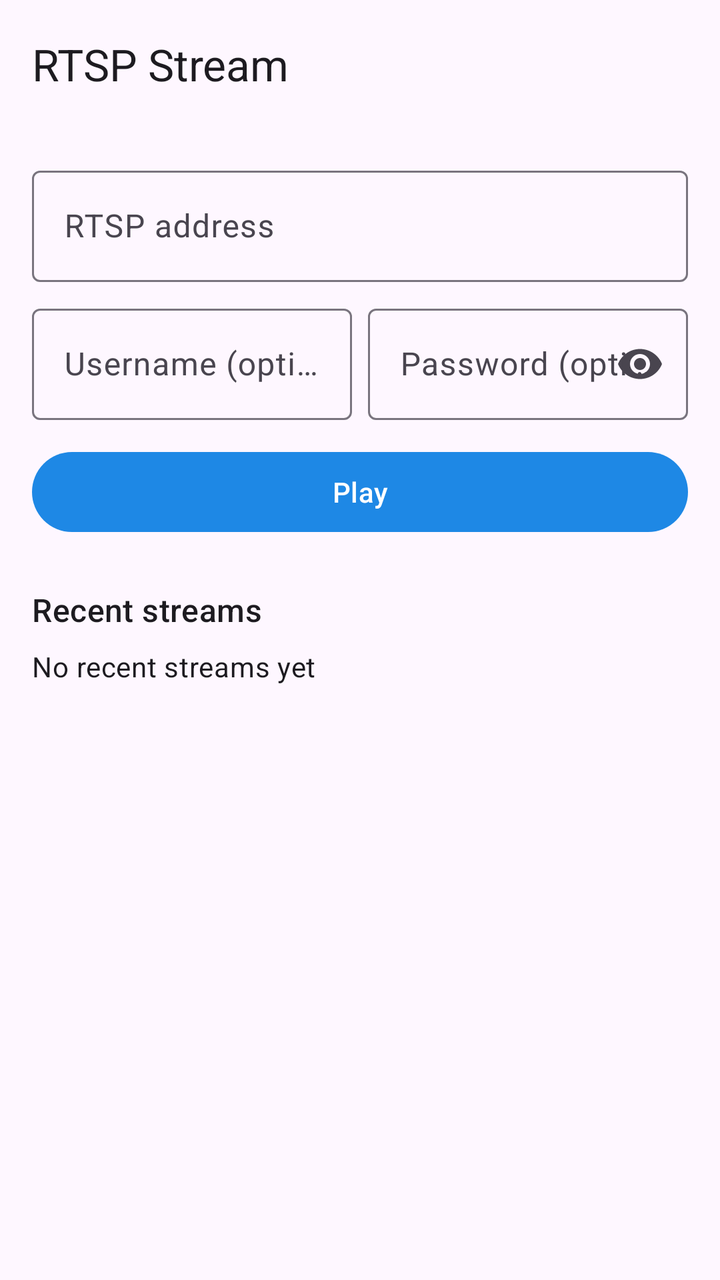
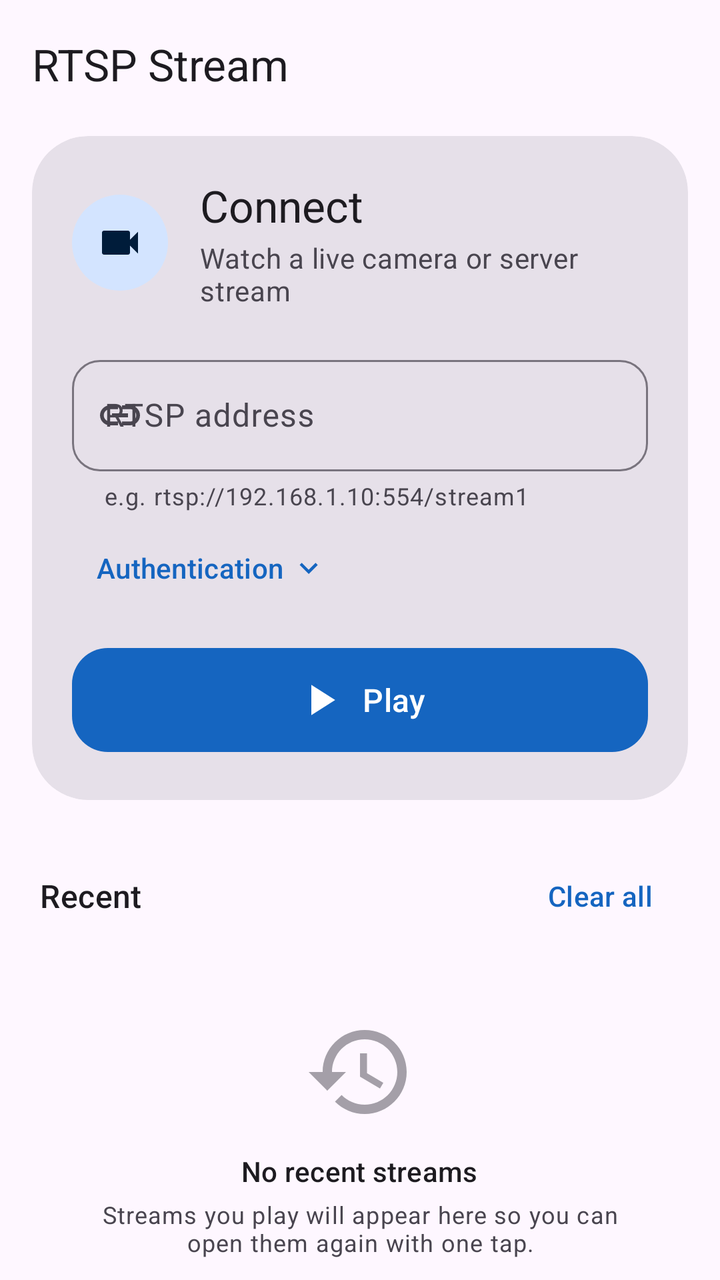

Before-and-after screenshots of an Android layout around one commit, followed by the original layout XML and the change that was made.
<!-- AndroidManifest.xml: application theme Theme.RtspStream -->
<!-- res/layout/activity_main.xml -->
<?xml version="1.0" encoding="utf-8"?>
<LinearLayout xmlns:android="http://schemas.android.com/apk/res/android"
    xmlns:app="http://schemas.android.com/apk/res-auto"
    android:id="@+id/root"
    android:layout_width="match_parent"
    android:layout_height="match_parent"
    android:orientation="vertical">

    <com.google.android.material.appbar.MaterialToolbar
        android:id="@+id/toolbar"
        android:layout_width="match_parent"
        android:layout_height="?attr/actionBarSize"
        app:title="@string/app_name" />

    <LinearLayout
        android:layout_width="match_parent"
        android:layout_height="0dp"
        android:layout_weight="1"
        android:orientation="vertical"
        android:padding="16dp">


    <com.google.android.material.textfield.TextInputLayout
        android:id="@+id/urlLayout"
        style="@style/Widget.Material3.TextInputLayout.OutlinedBox"
        android:layout_width="match_parent"
        android:layout_height="wrap_content"
        android:hint="@string/rtsp_url"
        app:endIconMode="clear_text"
        app:placeholderText="@string/rtsp_url_hint">

        <com.google.android.material.textfield.TextInputEditText
            android:id="@+id/urlInput"
            android:layout_width="match_parent"
            android:layout_height="wrap_content"
            android:imeOptions="actionGo"
            android:inputType="textUri"
            android:maxLines="1" />
    </com.google.android.material.textfield.TextInputLayout>

    <LinearLayout
        android:layout_width="match_parent"
        android:layout_height="wrap_content"
        android:layout_marginTop="8dp"
        android:orientation="horizontal">

        <com.google.android.material.textfield.TextInputLayout
            style="@style/Widget.Material3.TextInputLayout.OutlinedBox"
            android:layout_width="0dp"
            android:layout_height="wrap_content"
            android:layout_marginEnd="4dp"
            android:layout_weight="1"
            android:hint="@string/username">

            <com.google.android.material.textfield.TextInputEditText
                android:id="@+id/usernameInput"
                android:layout_width="match_parent"
                android:layout_height="wrap_content"
                android:inputType="text"
                android:maxLines="1" />
        </com.google.android.material.textfield.TextInputLayout>

        <com.google.android.material.textfield.TextInputLayout
            style="@style/Widget.Material3.TextInputLayout.OutlinedBox"
            android:layout_width="0dp"
            android:layout_height="wrap_content"
            android:layout_marginStart="4dp"
            android:layout_weight="1"
            android:hint="@string/password"
            app:endIconMode="password_toggle">

            <com.google.android.material.textfield.TextInputEditText
                android:id="@+id/passwordInput"
                android:layout_width="match_parent"
                android:layout_height="wrap_content"
                android:inputType="textPassword"
                android:maxLines="1" />
        </com.google.android.material.textfield.TextInputLayout>
    </LinearLayout>

    <com.google.android.material.button.MaterialButton
        android:id="@+id/playButton"
        android:layout_width="match_parent"
        android:layout_height="wrap_content"
        android:layout_marginTop="12dp"
        android:text="@string/play" />

    <TextView
        android:layout_width="wrap_content"
        android:layout_height="wrap_content"
        android:layout_marginTop="24dp"
        android:text="@string/recent_streams"
        android:textAppearance="?attr/textAppearanceTitleMedium" />

    <TextView
        android:id="@+id/emptyRecent"
        android:layout_width="wrap_content"
        android:layout_height="wrap_content"
        android:layout_marginTop="8dp"
        android:text="@string/no_recent"
        android:textAppearance="?attr/textAppearanceBodyMedium" />

    <androidx.recyclerview.widget.RecyclerView
        android:id="@+id/recentList"
        android:layout_width="match_parent"
        android:layout_height="0dp"
        android:layout_marginTop="8dp"
        android:layout_weight="1" />
    </LinearLayout>
</LinearLayout>
<!-- resources referenced by this layout -->
<resources>
  <string name="no_recent">No recent streams yet</string>
  <string name="password">Password (optional)</string>
  <string name="recent_streams">Recent streams</string>
  <string name="rtsp_url_hint">rtsp://192.168.1.10:554/stream1</string>
  <string name="username">Username (optional)</string>
  <style name="Theme.RtspStream" parent="Theme.Material3.DayNight.NoActionBar">
          <item name="colorPrimary">#1E88E5</item>
          <item name="colorSecondary">#26A69A</item>
      </style>
  <!-- unchanged entries left out for length: 3 -->
</resources>

<!-- the commit's change to res/layout/activity_main.xml (unified diff, before → after) -->
@@ -10,101 +10,237 @@
         android:id="@+id/toolbar"
         android:layout_width="match_parent"
         android:layout_height="?attr/actionBarSize"
-        app:title="@string/app_name" />
-
-    <LinearLayout
+        app:title="@string/app_name"
+        app:titleTextAppearance="?attr/textAppearanceTitleLarge" />
+
+    <androidx.core.widget.NestedScrollView
         android:layout_width="match_parent"
         android:layout_height="0dp"
         android:layout_weight="1"
-        android:orientation="vertical"
-        android:padding="16dp">
-
-
-    <com.google.android.material.textfield.TextInputLayout
-        android:id="@+id/urlLayout"
-        style="@style/Widget.Material3.TextInputLayout.OutlinedBox"
-        android:layout_width="match_parent"
-        android:layout_height="wrap_content"
-        android:hint="@string/rtsp_url"
-        app:endIconMode="clear_text"
-        app:placeholderText="@string/rtsp_url_hint">
-
-        <com.google.android.material.textfield.TextInputEditText
-            android:id="@+id/urlInput"
+        android:clipToPadding="false"
+        android:fillViewport="true">
+
+        <LinearLayout
             android:layout_width="match_parent"
             android:layout_height="wrap_content"
-            android:imeOptions="actionGo"
-            android:inputType="textUri"
-            android:maxLines="1" />
-    </com.google.android.material.textfield.TextInputLayout>
-
-    <LinearLayout
-        android:layout_width="match_parent"
-        android:layout_height="wrap_content"
-        android:layout_marginTop="8dp"
-        android:orientation="horizontal">
-
-        <com.google.android.material.textfield.TextInputLayout
-            style="@style/Widget.Material3.TextInputLayout.OutlinedBox"
-            android:layout_width="0dp"
-            android:layout_height="wrap_content"
-            android:layout_marginEnd="4dp"
-            android:layout_weight="1"
-            android:hint="@string/username">
-
-            <com.google.android.material.textfield.TextInputEditText
-                android:id="@+id/usernameInput"
-                android:layout_width="match_parent"
-                android:layout_height="wrap_content"
-                android:inputType="text"
-                android:maxLines="1" />
-        </com.google.android.material.textfield.TextInputLayout>
-
-        <com.google.android.material.textfield.TextInputLayout
-            style="@style/Widget.Material3.TextInputLayout.OutlinedBox"
-            android:layout_width="0dp"
-            android:layout_height="wrap_content"
-            android:layout_marginStart="4dp"
-            android:layout_weight="1"
-            android:hint="@string/password"
-            app:endIconMode="password_toggle">
-
-            <com.google.android.material.textfield.TextInputEditText
-                android:id="@+id/passwordInput"
-                android:layout_width="match_parent"
-                android:layout_height="wrap_content"
-                android:inputType="textPassword"
-                android:maxLines="1" />
-        </com.google.android.material.textfield.TextInputLayout>
-    </LinearLayout>
-
-    <com.google.android.material.button.MaterialButton
-        android:id="@+id/playButton"
-        android:layout_width="match_parent"
-        android:layout_height="wrap_content"
-        android:layout_marginTop="12dp"
-        android:text="@string/play" />
-
-    <TextView
-        android:layout_width="wrap_content"
-        android:layout_height="wrap_content"
-        android:layout_marginTop="24dp"
-        android:text="@string/recent_streams"
-        android:textAppearance="?attr/textAppearanceTitleMedium" />
-
-    <TextView
-        android:id="@+id/emptyRecent"
-        android:layout_width="wrap_content"
-        android:layout_height="wrap_content"
-        android:layout_marginTop="8dp"
-        android:text="@string/no_recent"
-        android:textAppearance="?attr/textAppearanceBodyMedium" />
-
-    <androidx.recyclerview.widget.RecyclerView
-        android:id="@+id/recentList"
-        android:layout_width="match_parent"
-        android:layout_height="0dp"
-        android:layout_marginTop="8dp"
-        android:layout_weight="1" />
-    </LinearLayout>
+            android:orientation="vertical"
+            android:paddingHorizontal="16dp"
+            android:paddingTop="4dp"
+            android:paddingBottom="24dp">
+
+            
+            <com.google.android.material.card.MaterialCardView
+                style="?attr/materialCardViewFilledStyle"
+                android:layout_width="match_parent"
+                android:layout_height="wrap_content"
+                app:cardCornerRadius="28dp">
+
+                <LinearLayout
+                    android:layout_width="match_parent"
+                    android:layout_height="wrap_content"
+                    android:orientation="vertical"
+                    android:padding="20dp">
+
+                    <LinearLayout
+                        android:layout_width="match_parent"
+                        android:layout_height="wrap_content"
+                        android:gravity="center_vertical"
+                        android:orientation="horizontal">
+
+                        <ImageView
+                            android:layout_width="48dp"
+                            android:layout_height="48dp"
+                            android:background="@drawable/bg_icon_circle"
+                            android:importantForAccessibility="no"
+                            android:padding="12dp"
+                            android:src="@drawable/ic_videocam"
+                            app:tint="?attr/colorOnPrimaryContainer" />
+
+                        <LinearLayout
+                            android:layout_width="0dp"
+                            android:layout_height="wrap_content"
+                            android:layout_marginStart="16dp"
+                            android:layout_weight="1"
+                            android:orientation="vertical">
+
+                            <TextView
+                                android:layout_width="wrap_content"
+                                android:layout_height="wrap_content"
+                                android:text="@string/connect_title"
+                                android:textAppearance="?attr/textAppearanceTitleLarge" />
+
+                            <TextView
+                                android:layout_width="wrap_content"
+                                android:layout_height="wrap_content"
+                                android:layout_marginTop="2dp"
+                                android:text="@string/connect_subtitle"
+                                android:textAppearance="?attr/textAppearanceBodyMedium"
+                                android:textColor="?attr/colorOnSurfaceVariant" />
+                        </LinearLayout>
+                    </LinearLayout>
+
+                    <com.google.android.material.textfield.TextInputLayout
+                        android:id="@+id/urlLayout"
+                        style="@style/Widget.Material3.TextInputLayout.OutlinedBox"
+                        android:layout_width="match_parent"
+                        android:layout_height="wrap_content"
+                        android:layout_marginTop="20dp"
+                        android:hint="@string/rtsp_url"
+                        app:boxCornerRadiusBottomEnd="14dp"
+                        app:boxCornerRadiusBottomStart="14dp"
+                        app:boxCornerRadiusTopEnd="14dp"
+                        app:boxCornerRadiusTopStart="14dp"
+                        app:endIconMode="clear_text"
+                        app:helperText="@string/rtsp_url_hint"
+                        app:startIconDrawable="@drawable/ic_link">
+
+                        <com.google.android.material.textfield.TextInputEditText
+                            android:id="@+id/urlInput"
+                            android:layout_width="match_parent"
+                            android:layout_height="wrap_content"
+                            android:imeOptions="actionGo"
+                            android:inputType="textUri"
+                            android:maxLines="1" />
+                    </com.google.android.material.textfield.TextInputLayout>
+
+                    <com.google.android.material.button.MaterialButton
+                        android:id="@+id/authToggle"
+                        style="@style/Widget.Material3.Button.TextButton.Icon"
+                        android:layout_width="wrap_content"
+                        android:layout_height="wrap_content"
+                        android:layout_marginTop="4dp"
+                        android:text="@string/authentication"
+                        app:icon="@drawable/ic_expand_more"
+                        app:iconGravity="end" />
+
+                    <LinearLayout
+                        android:id="@+id/authFields"
+                        android:layout_width="match_parent"
+                        android:layout_height="wrap_content"
+                        android:orientation="vertical"
+                        android:visibility="gone">
+
+                        <com.google.android.material.textfield.TextInputLayout
+                            style="@style/Widget.Material3.TextInputLayout.OutlinedBox"
+                            android:layout_width="match_parent"
+                            android:layout_height="wrap_content"
+                            android:hint="@string/username"
+                            app:boxCornerRadiusBottomEnd="14dp"
+                            app:boxCornerRadiusBottomStart="14dp"
+                            app:boxCornerRadiusTopEnd="14dp"
+                            app:boxCornerRadiusTopStart="14dp"
+                            app:startIconDrawable="@drawable/ic_person">
+
+                            <com.google.android.material.textfield.TextInputEditText
+                                android:id="@+id/usernameInput"
+                                android:layout_width="match_parent"
+                                android:layout_height="wrap_content"
+                                android:autofillHints="username"
+                                android:inputType="text"
+                                android:maxLines="1" />
+                        </com.google.android.material.textfield.TextInputLayout>
+
+                        <com.google.android.material.textfield.TextInputLayout
+                            style="@style/Widget.Material3.TextInputLayout.OutlinedBox"
+                            android:layout_width="match_parent"
+                            android:layout_height="wrap_content"
+                            android:layout_marginTop="8dp"
+                            android:hint="@string/password"
+                            app:boxCornerRadiusBottomEnd="14dp"
+                            app:boxCornerRadiusBottomStart="14dp"
+                            app:boxCornerRadiusTopEnd="14dp"
+                            app:boxCornerRadiusTopStart="14dp"
+                            app:endIconMode="password_toggle"
+                            app:startIconDrawable="@drawable/ic_lock">
+
+                            <com.google.android.material.textfield.TextInputEditText
+                                android:id="@+id/passwordInput"
+                                android:layout_width="match_parent"
+                                android:layout_height="wrap_content"
+                                android:autofillHints="password"
+                                android:inputType="textPassword"
+                                android:maxLines="1" />
+                        </com.google.android.material.textfield.TextInputLayout>
+                    </LinearLayout>
+
+                    <com.google.android.material.button.MaterialButton
+                        android:id="@+id/playButton"
+                        android:layout_width="match_parent"
+                        android:layout_height="60dp"
+                        android:layout_marginTop="12dp"
+                        android:text="@string/play"
+                        android:textAppearance="?attr/textAppearanceTitleMedium"
+                        app:cornerRadius="18dp"
+                        app:icon="@drawable/ic_play"
+                        app:iconGravity="textStart"
+                        app:iconSize="26dp" />
+                </LinearLayout>
+            </com.google.android.material.card.MaterialCardView>
+
+            
+            <LinearLayout
+                android:layout_width="match_parent"
+                android:layout_height="wrap_content"
+                android:layout_marginTop="24dp"
+                android:layout_marginBottom="4dp"
+                android:gravity="center_vertical"
+                android:orientation="horizontal"
+                android:paddingStart="4dp">
+
+                <TextView
+                    android:layout_width="0dp"
+                    android:layout_height="wrap_content"
+                    android:layout_weight="1"
+                    android:text="@string/recent_streams"
+                    android:textAppearance="?attr/textAppearanceTitleMedium" />
+
+                <com.google.android.material.button.MaterialButton
+                    android:id="@+id/clearRecent"
+                    style="@style/Widget.Material3.Button.TextButton"
+                    android:layout_width="wrap_content"
+                    android:layout_height="wrap_content"
+                    android:text="@string/clear_all" />
+            </LinearLayout>
+
+            <LinearLayout
+                android:id="@+id/emptyRecent"
+                android:layout_width="match_parent"
+                android:layout_height="wrap_content"
+                android:gravity="center_horizontal"
+                android:orientation="vertical"
+                android:paddingVertical="32dp">
+
+                <ImageView
+                    android:layout_width="56dp"
+                    android:layout_height="56dp"
+                    android:alpha="0.5"
+                    android:importantForAccessibility="no"
+                    android:src="@drawable/ic_history"
+                    app:tint="?attr/colorOnSurfaceVariant" />
+
+                <TextView
+                    android:layout_width="wrap_content"
+                    android:layout_height="wrap_content"
+                    android:layout_marginTop="12dp"
+                    android:text="@string/no_recent"
+                    android:textAppearance="?attr/textAppearanceTitleSmall" />
+
+                <TextView
+                    android:layout_width="wrap_content"
+                    android:layout_height="wrap_content"
+                    android:layout_marginTop="4dp"
+                    android:gravity="center"
+                    android:maxWidth="260dp"
+                    android:text="@string/no_recent_detail"
+                    android:textAppearance="?attr/textAppearanceBodySmall"
+                    android:textColor="?attr/colorOnSurfaceVariant" />
+            </LinearLayout>
+
+            <androidx.recyclerview.widget.RecyclerView
+                android:id="@+id/recentList"
+                android:layout_width="match_parent"
+                android:layout_height="wrap_content"
+                android:nestedScrollingEnabled="false" />
+        </LinearLayout>
+    </androidx.core.widget.NestedScrollView>
 </LinearLayout>
<!-- resource entries referenced after the edit -->
@@ -1,14 +1,108 @@
 <!-- resources referenced by this layout -->
 <resources>
-  <string name="no_recent">No recent streams yet</string>
-  <string name="password">Password (optional)</string>
-  <string name="recent_streams">Recent streams</string>
-  <string name="rtsp_url_hint">rtsp://192.168.1.10:554/stream1</string>
-  <string name="username">Username (optional)</string>
+  <!-- drawable bg_icon_circle (drawable) -->
+  <shape xmlns:android="http://schemas.android.com/apk/res/android" android:shape="oval">
+      <solid android:color="?attr/colorPrimaryContainer" />
+  </shape>
+  <!-- drawable ic_expand_more (drawable) -->
+  <vector xmlns:android="http://schemas.android.com/apk/res/android"
+      android:width="24dp"
+      android:height="24dp"
+      android:tint="?attr/colorControlNormal"
+      android:viewportWidth="24"
+      android:viewportHeight="24">
+      <path
+          android:fillColor="@android:color/white"
+          android:pathData="M16.59,8.59L12,13.17 7.41,8.59 6,10l6,6 6,-6z" />
+  </vector>
+  <!-- drawable ic_history (drawable) -->
+  <vector xmlns:android="http://schemas.android.com/apk/res/android"
+      android:width="24dp"
+      android:height="24dp"
+      android:tint="?attr/colorControlNormal"
+      android:viewportWidth="24"
+      android:viewportHeight="24">
+      <path
+          android:fillColor="@android:color/white"
+          android:pathData="M13,3c-4.97,0 -9,4.03 -9,9H1l3.89,3.89 0.07,0.14L9,12H6c0,-3.87 3.13,-7 7,-7s7,3.13 7,7 -3.13,7 -7,7c-1.93,0 -3.68,-0.79 -4.94,-2.06l-1.42,1.42C8.27,19.99 10.51,21 13,21c4.97,0 9,-4.03 9,-9s-4.03,-9 -9,-9zM12,8v5l4.28,2.54 0.72,-1.21 -3.5,-2.08V8H12z" />
+  </vector>
+  <!-- drawable ic_link (drawable) -->
+  <vector xmlns:android="http://schemas.android.com/apk/res/android"
+      android:width="24dp"
+      android:height="24dp"
+      android:tint="?attr/colorControlNormal"
+      android:viewportWidth="24"
+      android:viewportHeight="24">
+      <path
+          android:fillColor="@android:color/white"
+          android:pathData="M3.9,12c0,-1.71 1.39,-3.1 3.1,-3.1h4V7H7c-2.76,0 -5,2.24 -5,5s2.24,5 5,5h4v-1.9H7c-1.71,0 -3.1,-1.39 -3.1,-3.1zM8,13h8v-2H8v2zM17,7h-4v1.9h4c1.71,0 3.1,1.39 3.1,3.1s-1.39,3.1 -3.1,3.1h-4V17h4c2.76,0 5,-2.24 5,-5s-2.24,-5 -5,-5z" />
+  </vector>
+  <!-- drawable ic_lock (drawable) -->
+  <vector xmlns:android="http://schemas.android.com/apk/res/android"
+      android:width="24dp"
+      android:height="24dp"
+      android:tint="?attr/colorControlNormal"
+      android:viewportWidth="24"
+      android:viewportHeight="24">
+      <path
+          android:fillColor="@android:color/white"
+          android:pathData="M18,8h-1V6c0,-2.76 -2.24,-5 -5,-5S7,3.24 7,6v2H6c-1.1,0 -2,0.9 -2,2v10c0,1.1 0.9,2 2,2h12c1.1,0 2,-0.9 2,-2V10c0,-1.1 -0.9,-2 -2,-2zM12,17c-1.1,0 -2,-0.9 -2,-2s0.9,-2 2,-2 2,0.9 2,2 -0.9,2 -2,2zM15.1,8H8.9V6c0,-1.71 1.39,-3.1 3.1,-3.1 1.71,0 3.1,1.39 3.1,3.1v2z" />
+  </vector>
+  <!-- drawable ic_person (drawable) -->
+  <vector xmlns:android="http://schemas.android.com/apk/res/android"
+      android:width="24dp"
+      android:height="24dp"
+      android:tint="?attr/colorControlNormal"
+      android:viewportWidth="24"
+      android:viewportHeight="24">
+      <path
+          android:fillColor="@android:color/white"
+          android:pathData="M12,12c2.21,0 4,-1.79 4,-4s-1.79,-4 -4,-4 -4,1.79 -4,4 1.79,4 4,4zM12,14c-2.67,0 -8,1.34 -8,4v2h16v-2c0,-2.66 -5.33,-4 -8,-4z" />
+  </vector>
+  <!-- drawable ic_play (drawable) -->
+  <vector xmlns:android="http://schemas.android.com/apk/res/android"
+      android:width="24dp"
+      android:height="24dp"
+      android:tint="?attr/colorControlNormal"
+      android:viewportWidth="24"
+      android:viewportHeight="24">
+      <path
+          android:fillColor="@android:color/white"
+          android:pathData="M8,5v14l11,-7z" />
+  </vector>
+  <!-- drawable ic_videocam (drawable) -->
+  <vector xmlns:android="http://schemas.android.com/apk/res/android"
+      android:width="24dp"
+      android:height="24dp"
+      android:tint="?attr/colorControlNormal"
+      android:viewportWidth="24"
+      android:viewportHeight="24">
+      <path
+          android:fillColor="@android:color/white"
+          android:pathData="M17,10.5V7c0,-0.55 -0.45,-1 -1,-1H4c-0.55,0 -1,0.45 -1,1v10c0,0.55 0.45,1 1,1h12c0.55,0 1,-0.45 1,-1v-3.5l4,4v-11l-4,4z" />
+  </vector>
+  <string name="authentication">Authentication</string>
+  <string name="clear_all">Clear all</string>
+  <string name="connect_subtitle">Watch a live camera or server stream</string>
+  <string name="connect_title">Connect</string>
+  <string name="no_recent">No recent streams</string>
+  <string name="no_recent_detail">Streams you play will appear here so you can open them again with one tap.</string>
+  <string name="password">Password</string>
+  <string name="recent_streams">Recent</string>
+  <string name="rtsp_url_hint">e.g. rtsp://192.168.1.10:554/stream1</string>
+  <string name="username">Username</string>
   <style name="Theme.RtspStream" parent="Theme.Material3.DayNight.NoActionBar">
-          <item name="colorPrimary">#1E88E5</item>
-          <item name="colorSecondary">#26A69A</item>
+          <item name="colorPrimary">@color/brand_primary</item>
+          <item name="colorPrimaryContainer">@color/brand_primary_container</item>
+          <item name="colorOnPrimaryContainer">@color/brand_on_primary_container</item>
+          <item name="colorSecondaryContainer">@color/brand_secondary_container</item>
+          <item name="colorOnSecondaryContainer">@color/brand_on_secondary_container</item>
       </style>
+  <color name="brand_primary">#1565C0</color>
+  <color name="brand_primary_container">#D3E4FF</color>
+  <color name="brand_on_primary_container">#001C3A</color>
+  <color name="brand_secondary_container">#D7E3F8</color>
+  <color name="brand_on_secondary_container">#101C2B</color>
   <!-- unchanged entries left out for length: 3 -->
 </resources>
 
